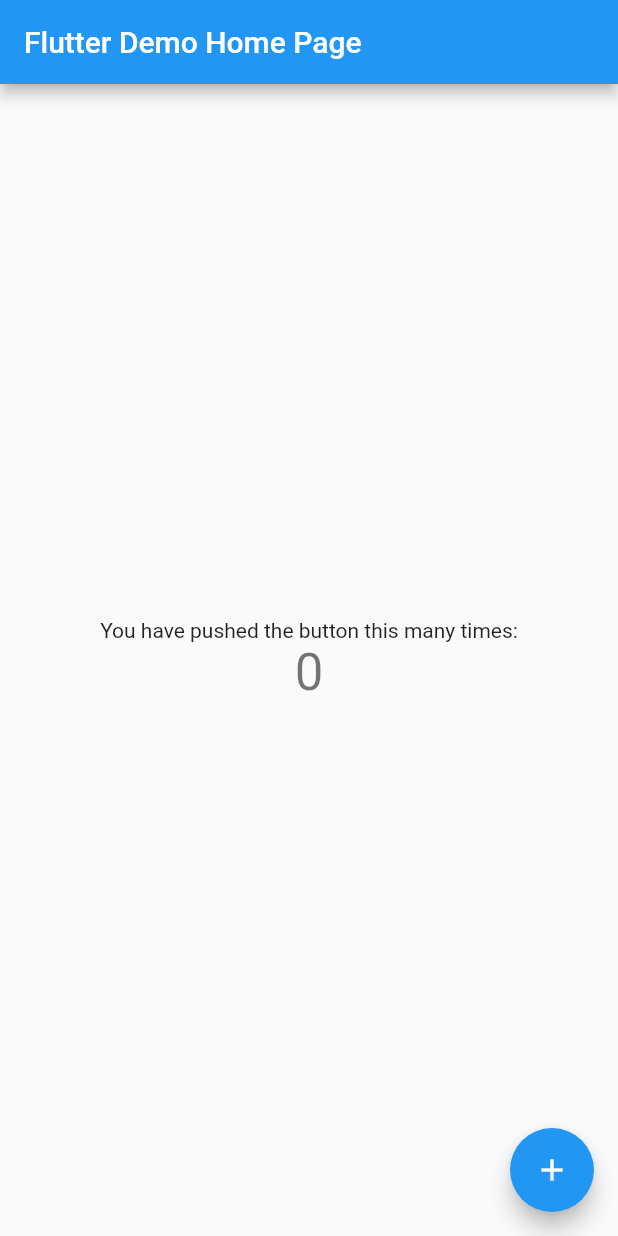
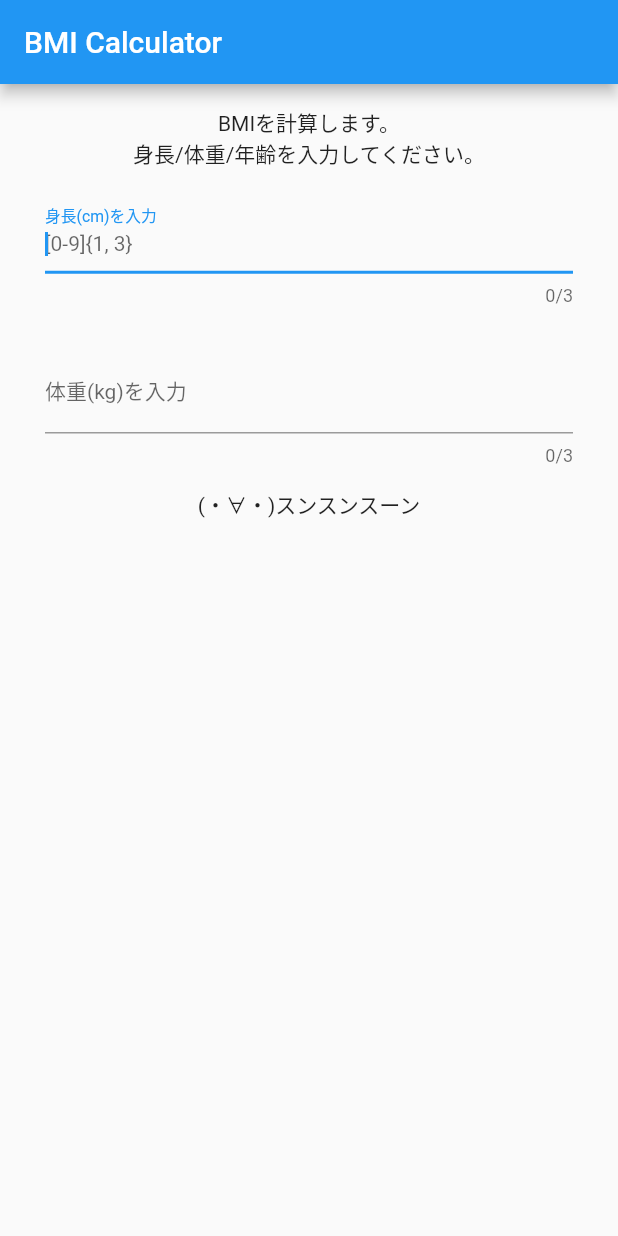
Before and after one commit to skycat-me/flutter_bmi_calculator, a Flutter app: the screen it shows after launch, on a phone screen of 412 x 824 dp. Run offline on Flutter 3.47's test engine with Material 2 defaults, Android fonts, the light colour scheme and no system bars.

Commit message:
ペライチなBMI計算機実装

```diff
--- /dev/null
+++ b/lib/app.dart
@@ -0,0 +1,10 @@
+import 'package:flutter/material.dart';
+import 'package:flutter_bmm_calculator/screen/all.dart';
+
+
+class MyApp extends StatelessWidget {
+  @override
+  Widget build(BuildContext context) => new MaterialApp(
+    home: new HomeScreen(),
+  );
+}
--- a/lib/main.dart
+++ b/lib/main.dart
@@ -1,109 +1,5 @@
 import 'package:flutter/material.dart';
+import 'package:flutter_bmm_calculator/app.dart';
+
 
 void main() => runApp(new MyApp());
-
-class MyApp extends StatelessWidget {
-  // This widget is the root of your application.
-  @override
-  Widget build(BuildContext context) {
-    return new MaterialApp(
-      title: 'Flutter Demo',
-      theme: new ThemeData(
-        // This is the theme of your application.
-        //
-        // Try running your application with "flutter run". You'll see the
-        // application has a blue toolbar. Then, without quitting the app, try
-        // changing the primarySwatch below to Colors.green and then invoke
-        // "hot reload" (press "r" in the console where you ran "flutter run",
-        // or press Run > Flutter Hot Reload in IntelliJ). Notice that the
-        // counter didn't reset back to zero; the application is not restarted.
-        primarySwatch: Colors.blue,
-      ),
-      home: new MyHomePage(title: 'Flutter Demo Home Page'),
-    );
-  }
-}
-
-class MyHomePage extends StatefulWidget {
-  MyHomePage({Key key, this.title}) : super(key: key);
-
-  // This widget is the home page of your application. It is stateful, meaning
-  // that it has a State object (defined below) that contains fields that affect
-  // how it looks.
-
-  // This class is the configuration for the state. It holds the values (in this
-  // case the title) provided by the parent (in this case the App widget) and
-  // used by the build method of the State. Fields in a Widget subclass are
-  // always marked "final".
-
-  final String title;
-
-  @override
-  _MyHomePageState createState() => new _MyHomePageState();
-}
-
-class _MyHomePageState extends State<MyHomePage> {
-  int _counter = 0;
-
-  void _incrementCounter() {
-    setState(() {
-      // This call to setState tells the Flutter framework that something has
-      // changed in this State, which causes it to rerun the build method below
-      // so that the display can reflect the updated values. If we changed
-      // _counter without calling setState(), then the build method would not be
-      // called again, and so nothing would appear to happen.
-      _counter++;
-    });
-  }
-
-  @override
-  Widget build(BuildContext context) {
-    // This method is rerun every time setState is called, for instance as done
-    // by the _incrementCounter method above.
-    //
-    // The Flutter framework has been optimized to make rerunning build methods
-    // fast, so that you can just rebuild anything that needs updating rather
-    // than having to individually change instances of widgets.
-    return new Scaffold(
-      appBar: new AppBar(
-        // Here we take the value from the MyHomePage object that was created by
-        // the App.build method, and use it to set our appbar title.
-        title: new Text(widget.title),
-      ),
-      body: new Center(
-        // Center is a layout widget. It takes a single child and positions it
-        // in the middle of the parent.
-        child: new Column(
-          // Column is also layout widget. It takes a list of children and
-          // arranges them vertically. By default, it sizes itself to fit its
-          // children horizontally, and tries to be as tall as its parent.
-          //
-          // Invoke "debug paint" (press "p" in the console where you ran
-          // "flutter run", or select "Toggle Debug Paint" from the Flutter tool
-          // window in IntelliJ) to see the wireframe for each widget.
-          //
-          // Column has various properties to control how it sizes itself and
-          // how it positions its children. Here we use mainAxisAlignment to
-          // center the children vertically; the main axis here is the vertical
-          // axis because Columns are vertical (the cross axis would be
-          // horizontal).
-          mainAxisAlignment: MainAxisAlignment.center,
-          children: <Widget>[
-            new Text(
-              'You have pushed the button this many times:',
-            ),
-            new Text(
-              '$_counter',
-              style: Theme.of(context).textTheme.display1,
-            ),
-          ],
-        ),
-      ),
-      floatingActionButton: new FloatingActionButton(
-        onPressed: _incrementCounter,
-        tooltip: 'Increment',
-        child: new Icon(Icons.add),
-      ), // This trailing comma makes auto-formatting nicer for build methods.
-    );
-  }
-}
--- /dev/null
+++ b/lib/screen/all.dart
@@ -0,0 +1 @@
+export 'home.dart';
--- /dev/null
+++ b/lib/screen/home.dart
@@ -0,0 +1,112 @@
+import 'dart:math' as math;
+import 'package:flutter/material.dart';
+import 'package:flutter/services.dart';
+
+class HomeScreen extends StatefulWidget {
+  @override
+  _HomeScreenState createState() => new _HomeScreenState();
+}
+
+class _HomeScreenState extends State<HomeScreen> {
+  TextEditingController heightController;
+  TextEditingController weightController;
+  TextEditingController agoController;
+  bool isResultDisabled;
+
+  @override
+  void initState() {
+    super.initState();
+    heightController = new TextEditingController(text: '');
+    weightController = new TextEditingController(text: '');
+    isResultDisabled = true;
+  }
+
+  @override
+  Widget build(BuildContext context) => new Scaffold(
+        appBar: new AppBar(
+          title: new Text('BMI Calculator'),
+        ),
+        body: new Column(
+          children: [
+            new Container(
+              padding: EdgeInsets.symmetric(vertical: 15.0, horizontal: 30.0),
+              child: new Column(
+                children: <Widget>[
+                  new Text('BMIを計算します。\n身長/体重/年齢を入力してください。',
+                      textAlign: TextAlign.center),
+                  new Container(
+                    padding: EdgeInsets.symmetric(vertical: 15.0),
+                    child: new TextField(
+                      inputFormatters: <TextInputFormatter>[
+                        new WhitelistingTextInputFormatter(
+                            new RegExp(r'[0-9]')),
+                      ],
+                      decoration: const InputDecoration(
+                        labelText: '身長(cm)を入力',
+                        hintText: '[0-9]{1, 3}',
+                      ),
+                      controller: heightController,
+                      keyboardType: TextInputType.number,
+                      maxLines: 1,
+                      maxLength: 3,
+                      autofocus: true,
+                      onChanged: _editing,
+                      style: Theme.of(context).textTheme.body1,
+                    ),
+                  ),
+                  new Container(
+                    padding: EdgeInsets.symmetric(vertical: 15.0),
+                    child: new TextField(
+                      inputFormatters: <TextInputFormatter>[
+                        new WhitelistingTextInputFormatter(
+                            new RegExp(r'[0-9]')),
+                      ],
+                      decoration: const InputDecoration(
+                        labelText: '体重(kg)を入力',
+                        hintText: '[0-9]{1, 3}',
+                      ),
+                      controller: weightController,
+                      keyboardType: TextInputType.number,
+                      maxLines: 1,
+                      maxLength: 3,
+                      autofocus: true,
+                      onChanged: _editing,
+                      style: Theme.of(context).textTheme.body1,
+                    ),
+                  ),
+                  ResultRitchText()
+                ],
+              ),
+            ),
+          ],
+        ),
+      );
+
+  String _editing(String newValue) {
+    setState(() {
+      isResultDisabled =
+          weightController.text.isEmpty || heightController.text.isEmpty;
+    });
+    return newValue;
+  }
+
+  Widget ResultRitchText() {
+    if (isResultDisabled) {
+      return new Text('(・∀・)スンスンスーン');
+    }
+    double _weight = double.parse(weightController.text);
+    double _height = double.parse(heightController.text);
+    // Dartってべき乗演算子ないんだね(´・ω・`)
+    String result = (_weight / math.pow(_height, 2) * 10000).toStringAsFixed(2);
+    return new RichText(
+      textAlign: TextAlign.center,
+      text: new TextSpan(
+        text: 'あなたのBMIは…\n',
+        style: new TextStyle(color: Colors.black),
+        children: <TextSpan>[
+          new TextSpan(text: result, style: DefaultTextStyle.of(context).style),
+        ],
+      ),
+    );
+  }
+}
```
Also changed, not shown: analysis_options.yaml (added, +107 -0 lines), 1 other file.
